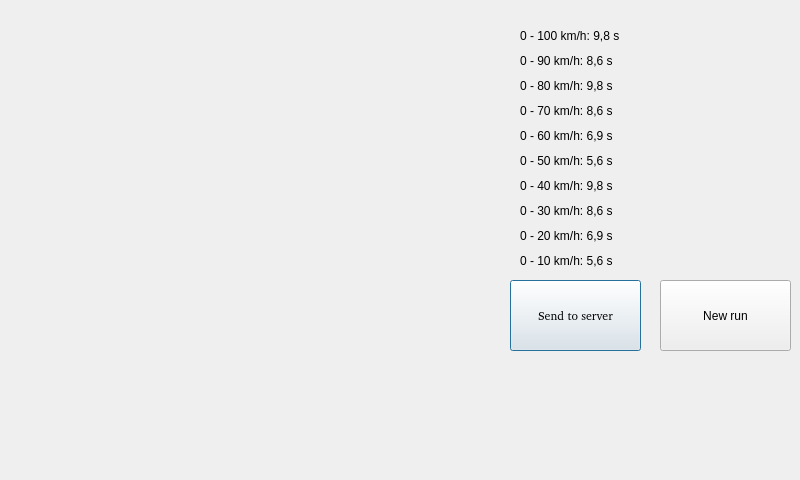
ArtemD/SpeedFreak, file Client/resultdialog.ui: the form before one commit.
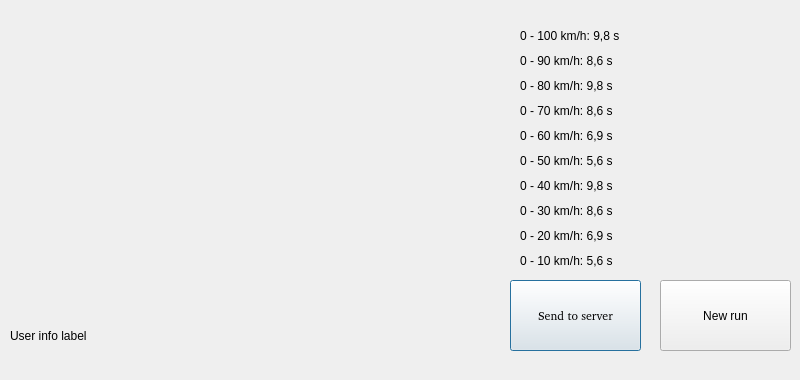
The form after the commit.

Patch:
```diff
--- a/Client/resultdialog.ui
+++ b/Client/resultdialog.ui
@@ -7,7 +7,7 @@
     <x>0</x>
     <y>0</y>
     <width>800</width>
-    <height>480</height>
+    <height>380</height>
    </rect>
   </property>
   <property name="windowTitle">
@@ -185,7 +185,7 @@
     </rect>
    </property>
    <property name="text">
-    <string/>
+    <string>User info label</string>
    </property>
   </widget>
  </widget>
```
